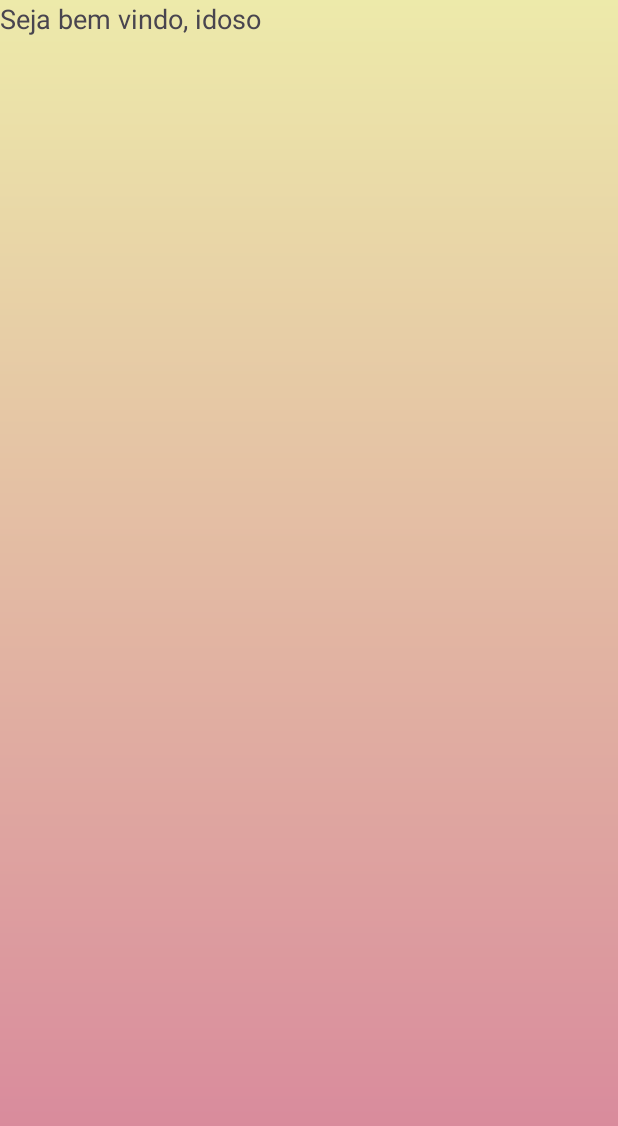
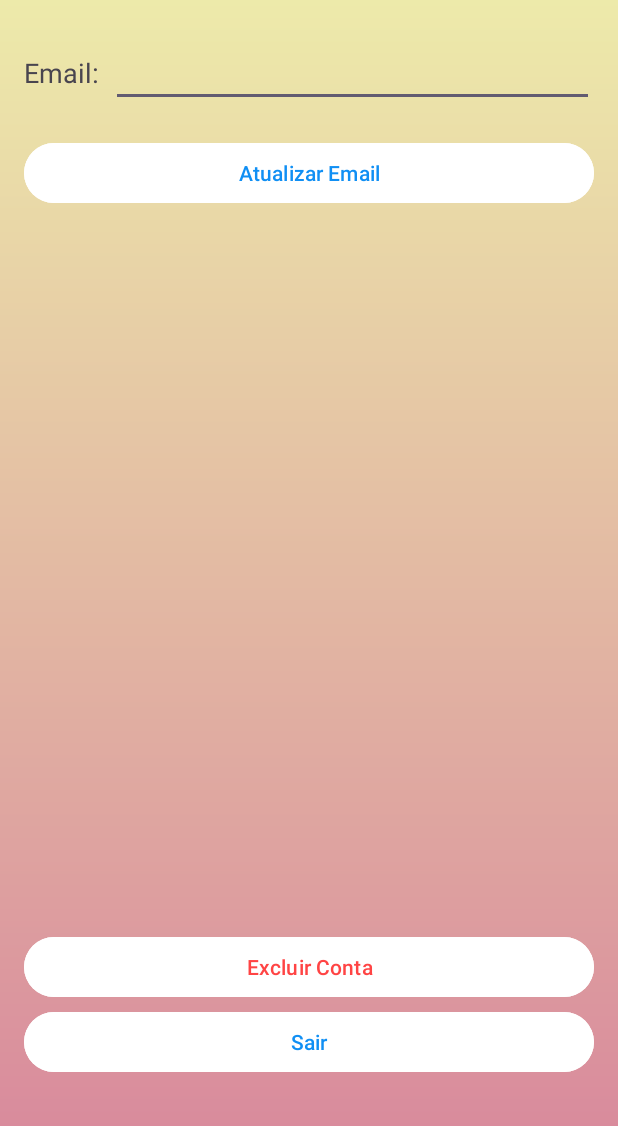
Before and after one commit to Bedablin/projetoquinta, an Android app: the menuIdoso screen opened directly, with no data from a screen before it, on a phone screen of 412 x 824 dp. Shown: the top 1126 px of the screen. Run offline under Robolectric (Android 15) with nearby library versions, the phone set to English and light mode, and no system bars; our stand-ins replace Firebase (no records; nobody signed in at launch, a user with empty details on screens opened directly).

Commit message:
paginas principais de cada tipo de conta funcionando

```diff
--- a/app/src/main/java/com/example/idosologin/menuIdoso.kt
+++ b/app/src/main/java/com/example/idosologin/menuIdoso.kt
@@ -1,20 +1,109 @@
 package com.example.idosologin
 
+import android.content.Intent
 import android.os.Bundle
-import androidx.activity.enableEdgeToEdge
+import android.util.Log
+import android.widget.Button
+import android.widget.EditText
+import android.widget.Toast
 import androidx.appcompat.app.AppCompatActivity
-import androidx.core.view.ViewCompat
-import androidx.core.view.WindowInsetsCompat
+import com.google.firebase.auth.FirebaseAuth
+import com.google.firebase.auth.FirebaseUser
 
 class menuIdoso : AppCompatActivity() {
+
+    private lateinit var firebaseAuth: FirebaseAuth
+    private lateinit var userEmailEditText: EditText
+    private lateinit var updateEmailButton: Button
+    private lateinit var deleteAccountButton: Button
+    private lateinit var logoutButton: Button
+
     override fun onCreate(savedInstanceState: Bundle?) {
         super.onCreate(savedInstanceState)
-        enableEdgeToEdge()
         setContentView(R.layout.activity_menu_idoso)
-        ViewCompat.setOnApplyWindowInsetsListener(findViewById(R.id.main)) { v, insets ->
-            val systemBars = insets.getInsets(WindowInsetsCompat.Type.systemBars())
-            v.setPadding(systemBars.left, systemBars.top, systemBars.right, systemBars.bottom)
-            insets
+
+        firebaseAuth = FirebaseAuth.getInstance()
+
+        userEmailEditText = findViewById(R.id.etUserEmail2)
+        updateEmailButton = findViewById(R.id.btnUpdateEmail2)
+        deleteAccountButton = findViewById(R.id.btnDeleteAccount2)
+        logoutButton = findViewById(R.id.btnLogout2)
+
+
+        loadUserInfo()
+
+
+        updateEmailButton.setOnClickListener {
+            updateUserEmail()
+        }
+
+
+        deleteAccountButton.setOnClickListener {
+            deleteAccount()
+        }
+
+
+        logoutButton.setOnClickListener {
+            Log.d("Logout", "Usuário deslogado")
+            firebaseAuth.signOut()
+            startActivity(Intent(this, MainActivity::class.java))
+            finish()
+        }
+    }
+
+    private fun loadUserInfo() {
+        val user: FirebaseUser? = firebaseAuth.currentUser
+
+        user?.let {
+            val email = it.email
+            userEmailEditText.setText(email)
+            Log.d("UserInfo", "Email carregado: $email")
+        } ?: run {
+            Toast.makeText(this, "Nenhum usuário autenticado", Toast.LENGTH_SHORT).show()
+            Log.e("UserInfo", "Nenhum usuário autenticado")
+            finish()
+        }
+    }
+
+    private fun updateUserEmail() {
+        val newEmail = userEmailEditText.text.toString().trim()
+
+        if (newEmail.isNotEmpty()) {
+            val user: FirebaseUser? = firebaseAuth.currentUser
+
+            user?.updateEmail(newEmail)?.addOnCompleteListener { task ->
+                if (task.isSuccessful) {
+                    Toast.makeText(this, "Email atualizado com sucesso", Toast.LENGTH_SHORT).show()
+                    Log.d("UpdateEmail", "Email atualizado para: $newEmail")
+                } else {
+                    Toast.makeText(this, "Erro ao atualizar o email: ${task.exception?.message}", Toast.LENGTH_SHORT).show()
+                    Log.e("UpdateEmail", "Erro ao atualizar o email: ${task.exception?.message}")
+                }
+            }
+        } else {
+            Toast.makeText(this, "Por favor, insira um email válido", Toast.LENGTH_SHORT).show()
+            Log.d("UpdateEmail", "Tentativa de atualizar com email vazio")
+        }
+    }
+
+    private fun deleteAccount() {
+        val user: FirebaseUser? = firebaseAuth.currentUser
+
+        user?.let {
+            it.delete().addOnCompleteListener { task ->
+                if (task.isSuccessful) {
+                    Toast.makeText(this, "Conta excluída com sucesso", Toast.LENGTH_SHORT).show()
+                    Log.d("DeleteAccount", "Conta excluída")
+                    startActivity(Intent(this, MainActivity::class.java))
+                    finish()
+                } else {
+                    Toast.makeText(this, "Erro ao excluir a conta: ${task.exception?.message}", Toast.LENGTH_SHORT).show()
+                    Log.e("DeleteAccount", "Erro ao excluir a conta: ${task.exception?.message}")
+                }
+            }
+        } ?: run {
+            Toast.makeText(this, "Nenhum usuário autenticado", Toast.LENGTH_SHORT).show()
+            Log.e("DeleteAccount", "Tentativa de excluir conta sem usuário autenticado")
         }
     }
 }
--- a/app/src/main/res/layout/activity_menu_idoso.xml
+++ b/app/src/main/res/layout/activity_menu_idoso.xml
@@ -1,23 +1,65 @@
 <?xml version="1.0" encoding="utf-8"?>
-<androidx.constraintlayout.widget.ConstraintLayout xmlns:android="http://schemas.android.com/apk/res/android"
-    xmlns:app="http://schemas.android.com/apk/res-auto"
-    xmlns:tools="http://schemas.android.com/tools"
-    android:id="@+id/main"
+<RelativeLayout xmlns:android="http://schemas.android.com/apk/res/android"
     android:layout_width="match_parent"
     android:layout_height="match_parent"
-    tools:context=".menuIdoso"
-    android:layout_gravity="center"
-    android:background="@drawable/login_background">
-
+    android:padding="16dp"
+    android:background="@drawable/login_background"
+    >
 
     <TextView
         android:id="@+id/tvUserEmailLabel"
         android:layout_width="wrap_content"
         android:layout_height="wrap_content"
-        android:text="Seja bem vindo, idoso"
+        android:text="Email:"
         android:textSize="18sp"
-        android:layout_marginTop="20dp" />
+        android:layout_marginTop="20dp"
+        android:layout_alignParentStart="true" />
 
 
 
-</androidx.constraintlayout.widget.ConstraintLayout>
+    <EditText
+        android:id="@+id/etUserEmail2"
+        android:layout_width="match_parent"
+        android:layout_height="wrap_content"
+        android:layout_toEndOf="@id/tvUserEmailLabel"
+        android:layout_alignBaseline="@id/tvUserEmailLabel"
+        android:layout_marginTop="100dp"
+        android:layout_marginStart="8dp"
+        android:inputType="textEmailAddress" />
+
+
+    <Button
+        android:id="@+id/btnUpdateEmail2"
+        android:layout_width="match_parent"
+        android:layout_height="wrap_content"
+        android:backgroundTint="@color/white"
+        android:textColor="#108FF4"
+        android:text="Atualizar Email"
+        android:layout_below="@id/etUserEmail2"
+        android:layout_marginTop="20dp"
+        android:layout_centerHorizontal="true" />
+
+    <Button
+        android:id="@+id/btnLogout2"
+        android:layout_width="match_parent"
+        android:layout_height="wrap_content"
+        android:layout_below="@id/btnDeleteAccount2"
+        android:layout_marginTop="2dp"
+        android:backgroundTint="@color/white"
+        android:text="Sair"
+        android:textColor="#108FF4" />
+
+    <Button
+        android:id="@+id/btnDeleteAccount2"
+        android:layout_width="match_parent"
+        android:layout_height="wrap_content"
+        android:layout_below="@id/btnUpdateEmail2"
+        android:layout_marginTop="481dp"
+        android:backgroundTint="@color/white"
+        android:text="Excluir Conta"
+        android:textColor="@android:color/holo_red_light" />
+
+
+
+
+</RelativeLayout>
```
Also changed, not shown: app/src/main/java/com/example/idosologin/UserActivity.kt (deleted, +0 -120 lines), app/src/main/java/com/example/idosologin/menuCuidador.kt (+98 -8 lines), app/src/main/res/layout/activity_menu_cuidador.xml (+51 -11 lines), app/src/main/res/layout/activity_user.xml (deleted, +0 -63 lines).
